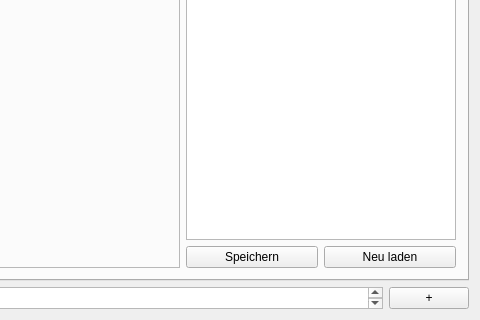
Old version of the form gui/forms/mainwindow.ui in the repository studnitz/octopus; both pictures show x 431 to 911 and y 357 to 677 of the 911 by 677 pixel window.
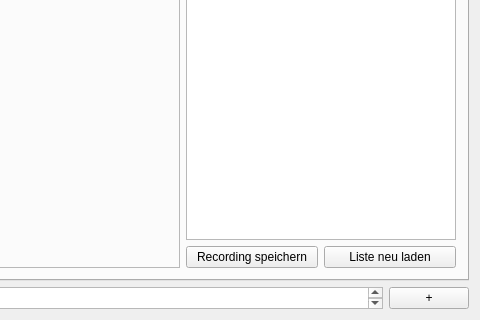
New version of the form. The open tabs and pages were chosen to show the change.

```diff
--- a/gui/forms/mainwindow.ui
+++ b/gui/forms/mainwindow.ui
@@ -328,14 +328,14 @@
               <item>
                <widget class="QPushButton" name="saveRecordingButton">
                 <property name="text">
-                 <string>Speichern</string>
+                 <string>Recording speichern</string>
                 </property>
                </widget>
               </item>
               <item>
                <widget class="QPushButton" name="reloadButton">
                 <property name="text">
-                 <string>Neu laden</string>
+                 <string>Liste neu laden</string>
                 </property>
                </widget>
               </item>
```
Left out of the diff: 4 changed lines with no effect on the pictures.
